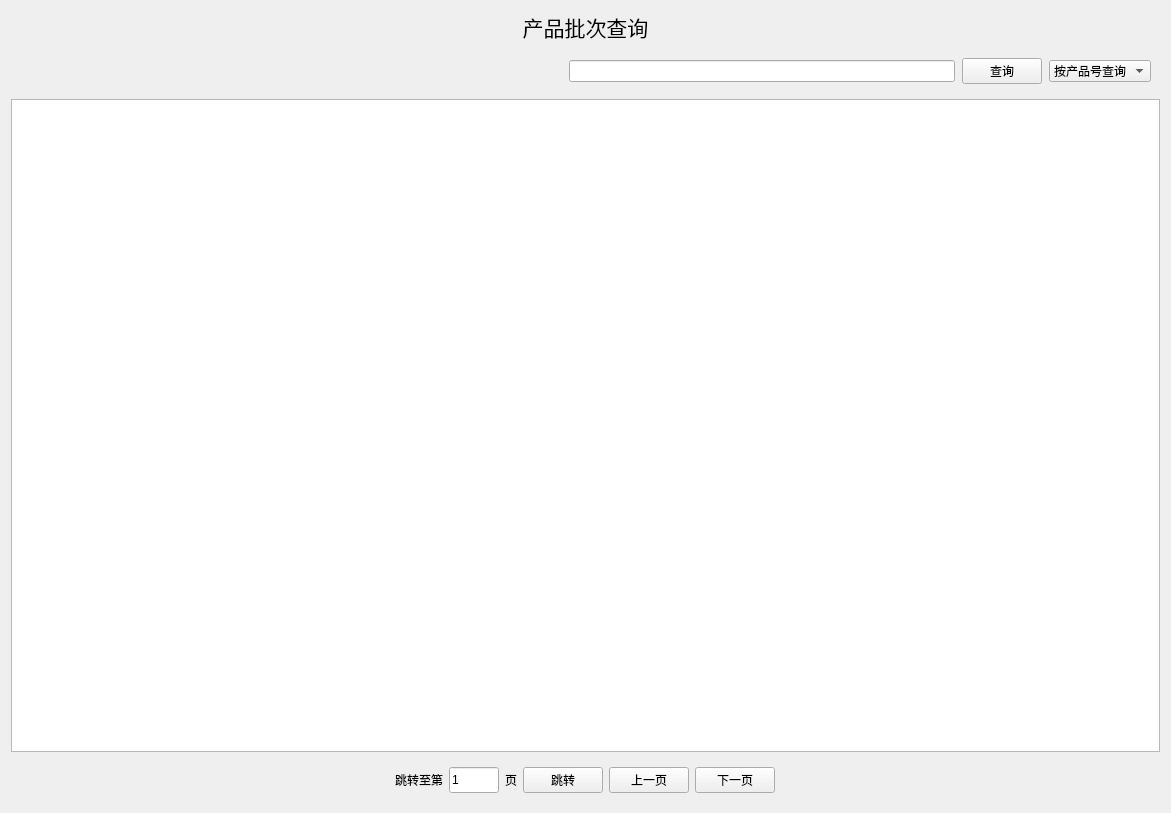
Before: the Qt Designer form UI/searchProductBatchDetailView.ui in cistreamqi/Product_Management_System, drawn with Qt 5.
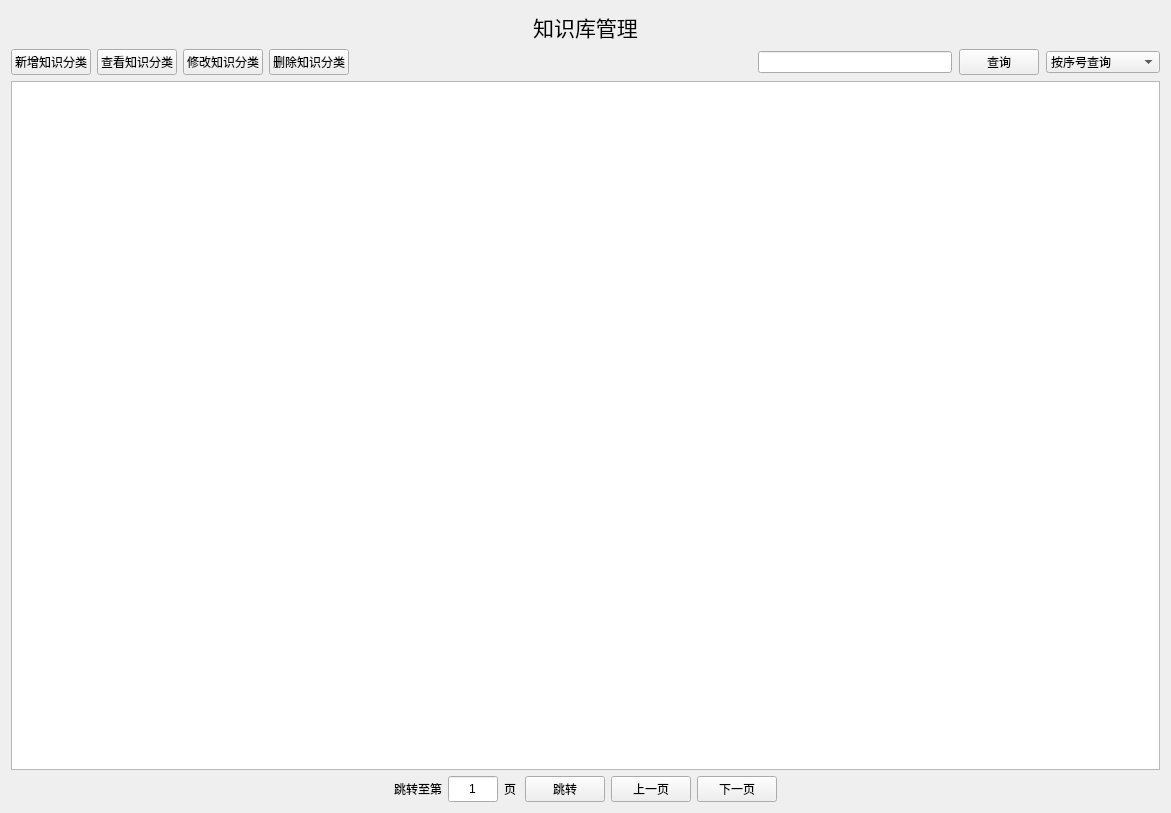
After: the same form once the commit is applied.

Commit message: czq 添加了知识库管理的一些内容 db里面新增了一个table:T_Knowladge_Base_Mangement

The edit to the form file:
```diff
--- a/UI/searchProductBatchDetailView.ui
+++ b/UI/searchProductBatchDetailView.ui
@@ -22,7 +22,7 @@
       </font>
      </property>
      <property name="text">
-      <string>产品批次查询</string>
+      <string>知识库管理</string>
      </property>
      <property name="alignment">
       <set>Qt::AlignCenter</set>
@@ -32,21 +32,53 @@
      </property>
     </widget>
    </item>
-   <item alignment="Qt::AlignRight">
-    <widget class="QWidget" name="widget" native="true">
-     <property name="minimumSize">
-      <size>
-       <width>600</width>
-       <height>0</height>
-      </size>
-     </property>
-     <property name="maximumSize">
-      <size>
-       <width>800</width>
-       <height>16777215</height>
-      </size>
-     </property>
+   <item>
      <layout class="QHBoxLayout" name="horizontalLayout_3">
+     <item>
+      <layout class="QHBoxLayout" name="horizontalLayout_5">
+       <item>
+        <widget class="QPushButton" name="addBatchButton">
+         <property name="text">
+          <string>新增知识分类</string>
+         </property>
+        </widget>
+       </item>
+       <item>
+        <widget class="QPushButton" name="selectProduct">
+         <property name="text">
+          <string>查看知识分类</string>
+         </property>
+        </widget>
+       </item>
+       <item>
+        <widget class="QPushButton" name="alterVBatchButton">
+         <property name="text">
+          <string>修改知识分类</string>
+         </property>
+        </widget>
+       </item>
+      </layout>
+     </item>
+     <item>
+      <widget class="QPushButton" name="deleteBatchButton">
+       <property name="text">
+        <string>删除知识分类</string>
+       </property>
+      </widget>
+     </item>
+     <item>
+      <spacer name="horizontalSpacer">
+       <property name="orientation">
+        <enum>Qt::Horizontal</enum>
+       </property>
+       <property name="sizeHint" stdset="0">
+        <size>
+         <width>40</width>
+         <height>20</height>
+        </size>
+       </property>
+      </spacer>
+     </item>
       <item>
        <layout class="QHBoxLayout" name="horizontalLayout">
         <property name="spacing">
@@ -73,17 +105,17 @@
          <widget class="QComboBox" name="comboBox">
           <item>
            <property name="text">
-            <string>按产品号查询</string>
+           <string>按序号查询</string>
            </property>
           </item>
           <item>
            <property name="text">
-            <string>按产品名查询</string>
+           <string>按数据项查询</string>
            </property>
           </item>
           <item>
            <property name="text">
-            <string>按批次号查询</string>
+           <string>按数据类型查询</string>
            </property>
           </item>
          </widget>
@@ -91,20 +123,25 @@
        </layout>
       </item>
      </layout>
-    </widget>
    </item>
    <item>
     <widget class="QTableView" name="tableView"/>
    </item>
-   <item alignment="Qt::AlignHCenter">
-    <widget class="QWidget" name="widget_2" native="true">
-     <property name="maximumSize">
-      <size>
-       <width>600</width>
-       <height>16777215</height>
-      </size>
-     </property>
+   <item>
      <layout class="QHBoxLayout" name="horizontalLayout_4">
+     <item>
+      <spacer name="horizontalSpacer_2">
+       <property name="orientation">
+        <enum>Qt::Horizontal</enum>
+       </property>
+       <property name="sizeHint" stdset="0">
+        <size>
+         <width>40</width>
+         <height>20</height>
+        </size>
+       </property>
+      </spacer>
+     </item>
       <item>
        <layout class="QHBoxLayout" name="horizontalLayout_2">
         <item>
@@ -128,6 +165,9 @@
           <property name="maxLength">
            <number>9999</number>
           </property>
+         <property name="alignment">
+          <set>Qt::AlignCenter</set>
+         </property>
          </widget>
         </item>
         <item>
@@ -160,8 +200,20 @@
         </item>
        </layout>
       </item>
-     </layout>
-    </widget>
+     <item>
+      <spacer name="horizontalSpacer_3">
+       <property name="orientation">
+        <enum>Qt::Horizontal</enum>
+       </property>
+       <property name="sizeHint" stdset="0">
+        <size>
+         <width>40</width>
+         <height>20</height>
+        </size>
+       </property>
+      </spacer>
+     </item>
+    </layout>
    </item>
   </layout>
  </widget>
```
Lines whose indentation alone changed are shown as unchanged. The commit also changes 14 other files.
